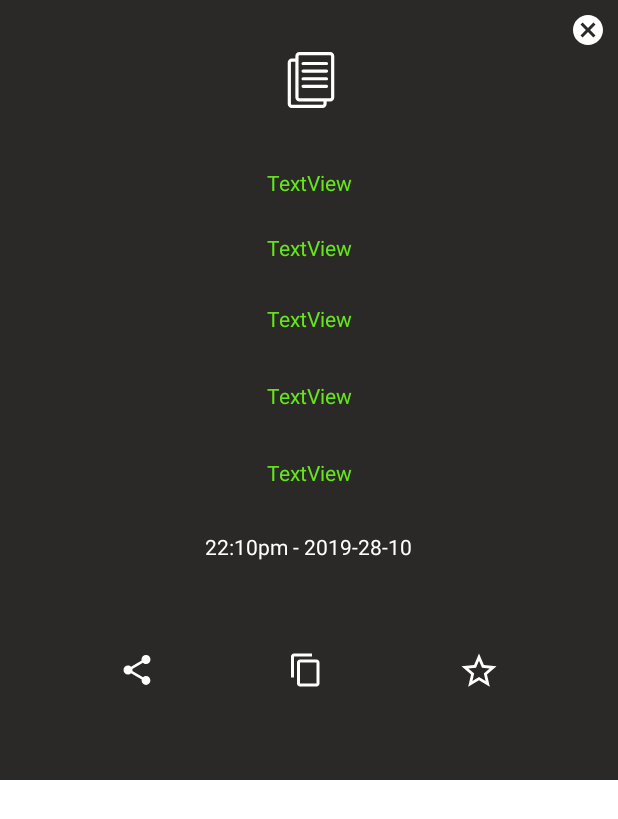
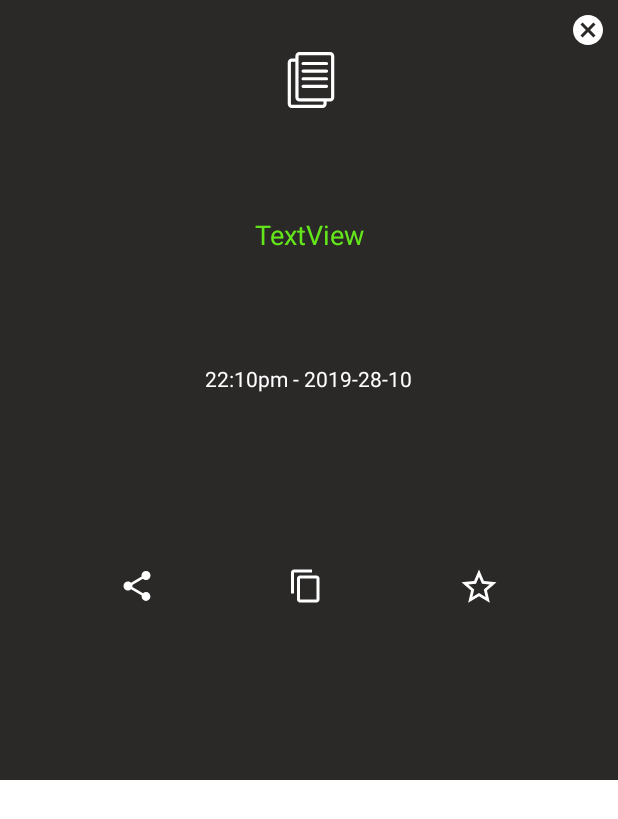
Before and after one commit to Kirca54/QR-Scanner, an Android app: the layout layout_qr_result_show.xml on its own in the app's theme, with its tools: preview values and no code run, on a phone screen of 412 x 824 dp. Shown: the top 819 px of the screen. Run offline under Robolectric (Android 15) with nearby library versions, the phone set to English and light mode, and no system bars.

```diff
--- a/app/src/main/java/com/example/qrcodescanner/MainActivity.kt
+++ b/app/src/main/java/com/example/qrcodescanner/MainActivity.kt
@@ -25,8 +25,8 @@ class MainActivity : AppCompatActivity() {
         setBottomViewListener()
         setViewPagerListener()
 
-        var qrResult = QrResult(result = "test text",resultType = "text",favourite = false,calendar = Calendar.getInstance())
-        QrResultDataBase.getAppDatabase(this)?.getQrDao()?.insertQrResult(qrResult)
+        /*var qrResult = QrResult(result = "test text",resultType = "text",favourite = false,calendar = Calendar.getInstance())
+        QrResultDataBase.getAppDatabase(this)?.getQrDao()?.insertQrResult(qrResult)*/
     }
 
     private fun setViewPager() {
--- a/app/src/main/java/com/example/qrcodescanner/db/DbHelper.kt
+++ b/app/src/main/java/com/example/qrcodescanner/db/DbHelper.kt
@@ -4,6 +4,8 @@ import com.example.qrcodescanner.db.database.QrResultDataBase
 import com.example.qrcodescanner.db.entities.QrResult
 import java.util.*
 
+//chrome://inspect/#devices
+//edge://inspect/#devices
 class DbHelper(var qrResultDataBase: QrResultDataBase) : DbHelperI {
 
     override fun insertQRResult(result: String): Int {
--- a/app/src/main/res/layout/layout_qr_result_show.xml
+++ b/app/src/main/res/layout/layout_qr_result_show.xml
@@ -38,15 +38,17 @@
             app:layout_constraintTop_toTopOf="parent"
             app:layout_constraintVertical_bias="0.038" />
 
+
         <androidx.appcompat.widget.AppCompatTextView
             android:id="@+id/scannedText"
             android:layout_width="0dp"
             android:layout_height="wrap_content"
             android:layout_marginStart="32dp"
-            android:layout_marginTop="12dp"
+            android:layout_marginTop="44dp"
             android:layout_marginEnd="32dp"
             android:gravity="center"
             android:padding="10dp"
+            android:textSize="18dp"
             android:textColor="@color/lightColor"
             app:layout_constraintEnd_toEndOf="parent"
             app:layout_constraintHorizontal_bias="0.0"
@@ -55,80 +57,16 @@
             tools:text="TextView" />
 
         <androidx.appcompat.widget.AppCompatTextView
-            android:id="@+id/userInfo1"
-            android:layout_width="0dp"
-            android:layout_height="wrap_content"
-            android:layout_marginStart="32dp"
-            android:layout_marginTop="4dp"
-            android:layout_marginEnd="32dp"
-            android:gravity="center"
-            android:padding="10dp"
-            android:textColor="@color/lightColor"
-            app:layout_constraintEnd_toEndOf="parent"
-            app:layout_constraintHorizontal_bias="0.0"
-            app:layout_constraintStart_toStartOf="parent"
-            app:layout_constraintTop_toBottomOf="@+id/scannedText"
-            tools:text="TextView" />
-
-        <androidx.appcompat.widget.AppCompatTextView
-            android:id="@+id/userInfo2"
-            android:layout_width="0dp"
-            android:layout_height="wrap_content"
-            android:layout_marginStart="32dp"
-            android:layout_marginTop="8dp"
-            android:layout_marginEnd="32dp"
-            android:gravity="center"
-            android:padding="10dp"
-            android:textColor="@color/lightColor"
-            app:layout_constraintEnd_toEndOf="parent"
-            app:layout_constraintHorizontal_bias="0.0"
-            app:layout_constraintStart_toStartOf="parent"
-            app:layout_constraintTop_toBottomOf="@+id/userInfo1"
-            tools:text="TextView" />
-
-        <androidx.appcompat.widget.AppCompatTextView
-            android:id="@+id/userInfo3"
-            android:layout_width="0dp"
-            android:layout_height="wrap_content"
-            android:layout_marginStart="32dp"
-            android:layout_marginTop="12dp"
-            android:layout_marginEnd="32dp"
-            android:gravity="center"
-            android:padding="10dp"
-            android:textColor="@color/lightColor"
-            app:layout_constraintEnd_toEndOf="parent"
-            app:layout_constraintHorizontal_bias="0.0"
-            app:layout_constraintStart_toStartOf="parent"
-            app:layout_constraintTop_toBottomOf="@+id/userInfo2"
-            tools:text="TextView" />
-
-        <androidx.appcompat.widget.AppCompatTextView
-            android:id="@+id/userInfo4"
-            android:layout_width="0dp"
-            android:layout_height="wrap_content"
-            android:layout_marginStart="32dp"
-            android:layout_marginTop="12dp"
-            android:layout_marginEnd="32dp"
-            android:gravity="center"
-            android:padding="10dp"
-            android:textColor="@color/lightColor"
-            app:layout_constraintEnd_toEndOf="parent"
-            app:layout_constraintHorizontal_bias="0.0"
-            app:layout_constraintStart_toStartOf="parent"
-            app:layout_constraintTop_toBottomOf="@+id/userInfo3"
-            tools:text="TextView" />
-
-        <androidx.appcompat.widget.AppCompatTextView
             android:id="@+id/scannedDate"
             android:layout_width="wrap_content"
             android:layout_height="wrap_content"
-            android:layout_marginTop="20dp"
+            android:layout_marginTop="64dp"
             android:textColor="@color/white"
             android:textSize="14sp"
-            app:layout_constraintEnd_toEndOf="@+id/userInfo4"
-            app:layout_constraintHorizontal_bias="0.497"
-            app:layout_constraintStart_toStartOf="@+id/userInfo4"
-            app:layout_constraintTop_toBottomOf="@+id/userInfo4"
+            app:layout_constraintEnd_toEndOf="parent"
+            app:layout_constraintHorizontal_bias="0.498"
+            app:layout_constraintStart_toStartOf="parent"
+            app:layout_constraintTop_toBottomOf="@+id/scannedText"
             tools:text="22:10pm - 2019-28-10" />
 
         <androidx.appcompat.widget.AppCompatImageView
```
Also changed, not shown: app/src/main/java/com/example/qrcodescanner/ui/adapters/ScannedResultListAdapter.kt (+8 -8 lines), app/src/main/java/com/example/qrcodescanner/ui/scanned_history/ScannedHistoryFragment.kt (+9 -10 lines), app/src/main/res/values-night/themes.xml (+9 -0 lines), app/src/main/res/values/themes.xml (+8 -0 lines), app/src/main/ic_launcher-playstore.png (added).
